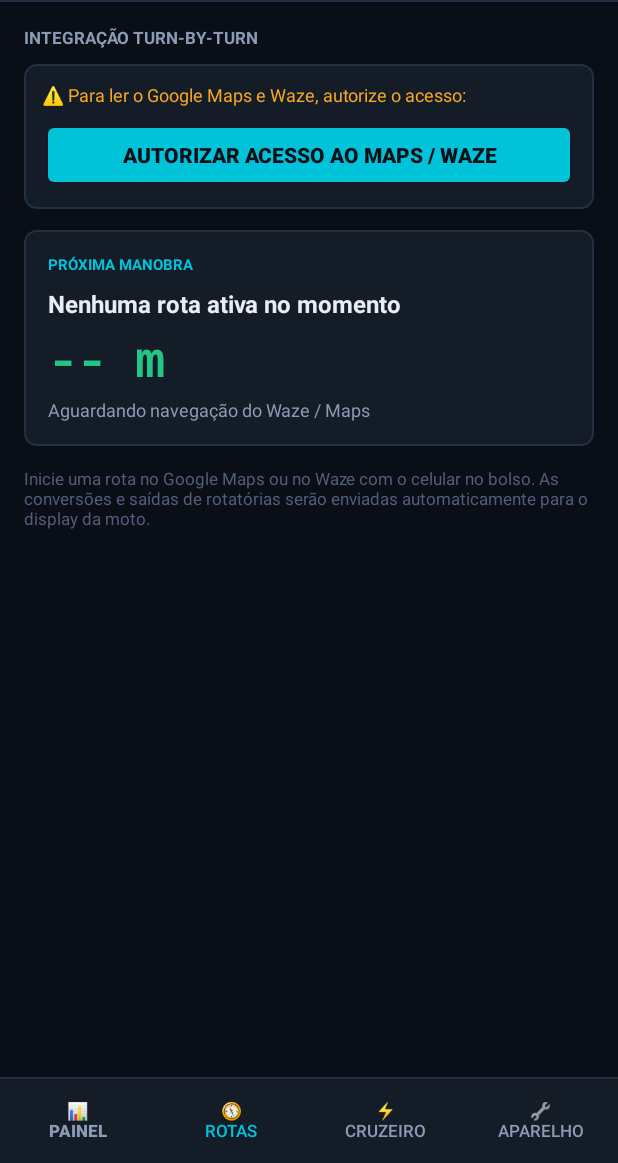
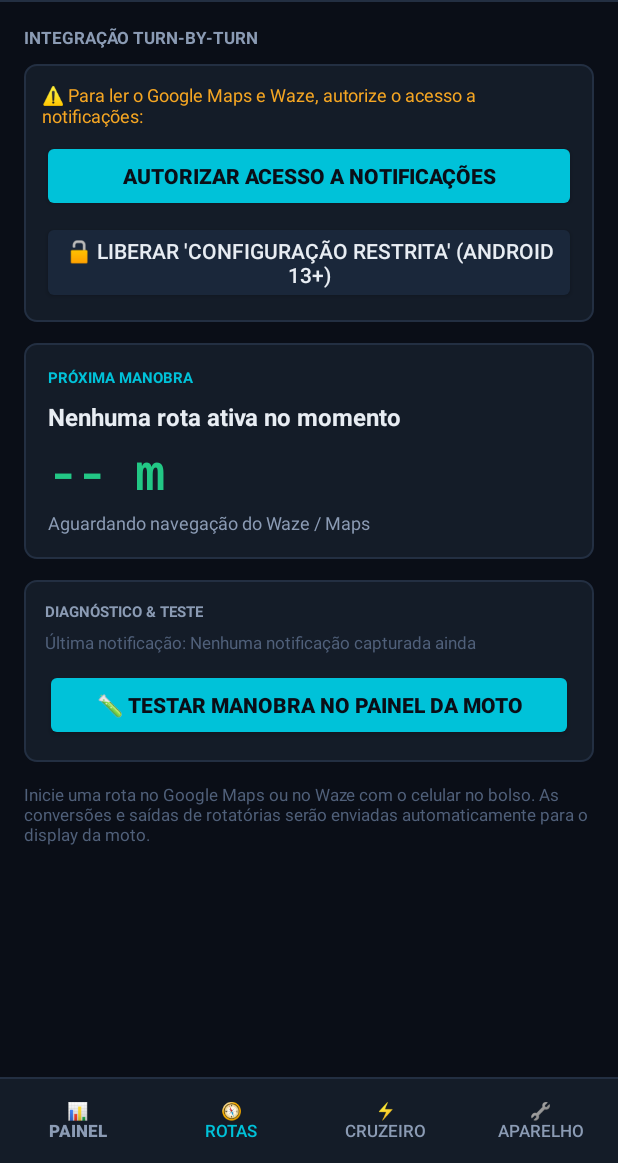
Before and after one commit to OSolerHugo/opentripper, an Android app: the screen it shows after launch (MainActivity), after a tap on an icon or button, on a phone screen of 412 x 824 dp, the part 73-1236 px from its top. Run offline under Robolectric (Android 15) with nearby library versions, the phone set to English and light mode, and no system bars; 1 statement that could not run was skipped.

Commit message:
fix(nav): fix maps/waze notification parser, listener rebind and add simulation test (v0.5.3)

```diff
--- a/app/build.gradle
+++ b/app/build.gradle
@@ -10,8 +10,8 @@ android {
         applicationId "com.opentripper"
         minSdk 26
         targetSdk 34
-        versionCode 6
-        versionName "0.5.2"
+        versionCode 7
+        versionName "0.5.3"
     }
 
     signingConfigs {
--- a/app/src/main/java/com/opentripper/DisplayCoordinator.java
+++ b/app/src/main/java/com/opentripper/DisplayCoordinator.java
@@ -113,9 +113,10 @@ public class DisplayCoordinator implements TurnByTurnService.NavListener, Batter
         this.currentBearing = bearing;
         this.tripDistanceKm = tripDistanceKm;
 
-        boolean isNavigating = (currentNavStep != null && (System.currentTimeMillis() - currentNavStep.timestamp < 15000));
+        // Mantém a instrução de rota válida por até 2 minutos caso o piloto esteja num sinal vermelho ou trecho reto
+        boolean isNavigating = (currentNavStep != null && (System.currentTimeMillis() - currentNavStep.timestamp < 120000));
 
-        // Se a instrução expirou (> 15s sem novas notificações do Waze/Maps), limpa
+        // Se a instrução expirou (> 2 minutos sem novas notificações do Waze/Maps), limpa
         if (!isNavigating && currentNavStep != null) {
             currentNavStep = null;
         }
@@ -133,7 +134,7 @@ public class DisplayCoordinator implements TurnByTurnService.NavListener, Batter
      * Constrói o pacote atual e atualiza tanto o hardware do Tripper quanto o espelho do celular.
      */
     public synchronized void updateScreenAndMirror() {
-        boolean isNavigating = (currentNavStep != null && (System.currentTimeMillis() - currentNavStep.timestamp < 15000));
+        boolean isNavigating = (currentNavStep != null && (System.currentTimeMillis() - currentNavStep.timestamp < 120000));
 
         String modeName;
         int iconCode;
--- a/app/src/main/java/com/opentripper/MainActivity.java
+++ b/app/src/main/java/com/opentripper/MainActivity.java
@@ -12,6 +12,7 @@ import android.content.ServiceConnection;
 import android.content.SharedPreferences;
 import android.content.pm.PackageManager;
 import android.graphics.Color;
+import android.net.Uri;
 import android.os.Build;
 import android.os.Bundle;
 import android.os.IBinder;
@@ -81,9 +82,13 @@ public class MainActivity extends Activity implements TripperBridge.Listener, Di
     private LinearLayout llNotificationWarning;
     private TextView tvNotificationStatus;
     private Button btnEnableNotifications;
+    private Button btnAppDetailsSettings;
+    private Button btnReconnectListener;
     private TextView tvNavManeuverTitle;
     private TextView tvNavDistance;
     private TextView tvNavEta;
+    private TextView tvLastNotificationIntercepted;
+    private Button btnSimulateManeuver;
 
     // Componentes - Tab 3: Cruzeiro
     private TextView tvCruiseSpeedLarge;
@@ -157,12 +162,33 @@ public class MainActivity extends Activity implements TripperBridge.Listener, Di
         llNotificationWarning = findViewById(R.id.llNotificationWarning);
         tvNotificationStatus = findViewById(R.id.tvNotificationStatus);
         btnEnableNotifications = findViewById(R.id.btnEnableNotifications);
+        btnAppDetailsSettings = findViewById(R.id.btnAppDetailsSettings);
+        btnReconnectListener = findViewById(R.id.btnReconnectListener);
         tvNavManeuverTitle = findViewById(R.id.tvNavManeuverTitle);
         tvNavDistance = findViewById(R.id.tvNavDistance);
         tvNavEta = findViewById(R.id.tvNavEta);
+        tvLastNotificationIntercepted = findViewById(R.id.tvLastNotificationIntercepted);
+        btnSimulateManeuver = findViewById(R.id.btnSimulateManeuver);
 
         btnEnableNotifications.setOnClickListener(v -> {
             startActivity(new Intent(Settings.ACTION_NOTIFICATION_LISTENER_SETTINGS));
+        });
+
+        btnAppDetailsSettings.setOnClickListener(v -> {
+            Intent intent = new Intent(Settings.ACTION_APPLICATION_DETAILS_SETTINGS);
+            intent.setData(Uri.parse("package:" + getPackageName()));
+            startActivity(intent);
+        });
+
+        btnReconnectListener.setOnClickListener(v -> {
+            TurnByTurnService.ensureServiceBound(this);
+            Toast.makeText(this, "🔄 Solicitando reconexão do leitor de notificações...", Toast.LENGTH_SHORT).show();
+            checkNotificationPermissionStatus();
+        });
+
+        btnSimulateManeuver.setOnClickListener(v -> {
+            TurnByTurnService.simulateNextStep();
+            Toast.makeText(this, "🧪 Teste de manobra enviado para o painel!", Toast.LENGTH_SHORT).show();
         });
 
         // 5. Inicializa Tab 3 (Cruzeiro)
@@ -301,18 +327,36 @@ public class MainActivity extends Activity implements TripperBridge.Listener, Di
     @Override
     protected void onResume() {
         super.onResume();
+        TurnByTurnService.ensureServiceBound(this);
         checkNotificationPermissionStatus();
     }
 
     private void checkNotificationPermissionStatus() {
         boolean granted = TurnByTurnService.isNotificationAccessGranted(this);
+        llNotificationWarning.setVisibility(View.VISIBLE);
+
         if (granted) {
-            llNotificationWarning.setVisibility(View.GONE);
+            btnEnableNotifications.setVisibility(View.GONE);
+            btnAppDetailsSettings.setVisibility(View.GONE);
+            btnReconnectListener.setVisibility(View.VISIBLE);
+
+            if (TurnByTurnService.isServiceConnected) {
+                tvNotificationStatus.setText("🟢 Leitor Ativo: Conectado e escutando o Android");
+                tvNotificationStatus.setTextColor(COLOR_GREEN);
+            } else {
+                tvNotificationStatus.setText("🟡 Leitor Autorizado: Aguardando vínculo do Android (toque em Reconectar)");
+                tvNotificationStatus.setTextColor(COLOR_AMBER);
+            }
         } else {
-            llNotificationWarning.setVisibility(View.VISIBLE);
-            tvNotificationStatus.setText("⚠️ Para ler o Google Maps e Waze, autorize o acesso:");
+            btnEnableNotifications.setVisibility(View.VISIBLE);
+            btnAppDetailsSettings.setVisibility(View.VISIBLE);
+            btnReconnectListener.setVisibility(View.GONE);
+            tvNotificationStatus.setText("⚠️ Para ler o Google Maps e Waze, autorize o acesso a notificações:");
             tvNotificationStatus.setTextColor(COLOR_AMBER);
-            btnEnableNotifications.setVisibility(View.VISIBLE);
+        }
+
+        if (tvLastNotificationIntercepted != null) {
+            tvLastNotificationIntercepted.setText("Última notificação: " + TurnByTurnService.lastNotificationSummary);
         }
     }
 
@@ -347,6 +391,10 @@ public class MainActivity extends Activity implements TripperBridge.Listener, Di
             tvNavManeuverTitle.setText("Nenhuma rota ativa no momento");
             tvNavDistance.setText("-- m");
             tvNavEta.setText("Aguardando navegação do Waze / Maps");
+        }
+
+        if (tvLastNotificationIntercepted != null) {
+            tvLastNotificationIntercepted.setText("Última notificação: " + TurnByTurnService.lastNotificationSummary);
         }
 
         // Atualiza Tab 3 (Cruzeiro)
--- a/app/src/main/java/com/opentripper/TripperService.java
+++ b/app/src/main/java/com/opentripper/TripperService.java
@@ -50,6 +50,7 @@ public class TripperService extends Service implements TripperBridge.Listener {
         bridge = new TripperBridge(this, this);
         displayCoordinator = new DisplayCoordinator(this, bridge);
 
+        TurnByTurnService.ensureServiceBound(this);
         createNotificationChannel();
     }
 
--- a/app/src/main/res/layout/activity_main.xml
+++ b/app/src/main/res/layout/activity_main.xml
@@ -299,7 +299,7 @@
                     android:textSize="11sp"
                     android:textStyle="bold" />
 
-                <!-- Banner de Permissão -->
+                <!-- Banner de Permissão e Status do Leitor -->
                 <LinearLayout
                     android:id="@+id/llNotificationWarning"
                     android:layout_width="match_parent"
@@ -324,9 +324,30 @@
                         android:layout_height="wrap_content"
                         android:layout_marginTop="8dp"
                         android:backgroundTint="#00C2D9"
-                        android:text="Autorizar Acesso ao Maps / Waze"
+                        android:text="Autorizar Acesso a Notificações"
                         android:textColor="#0A0E17"
                         android:textStyle="bold" />
+
+                    <Button
+                        android:id="@+id/btnAppDetailsSettings"
+                        style="?android:attr/buttonStyleSmall"
+                        android:layout_width="match_parent"
+                        android:layout_height="wrap_content"
+                        android:layout_marginTop="6dp"
+                        android:backgroundTint="#1A273A"
+                        android:text="🔓 Liberar 'Configuração Restrita' (Android 13+)"
+                        android:textColor="#E8EDF3"
+                        android:visibility="gone" />
+
+                    <Button
+                        android:id="@+id/btnReconnectListener"
+                        style="?android:attr/buttonStyleSmall"
+                        android:layout_width="match_parent"
+                        android:layout_height="wrap_content"
+                        android:layout_marginTop="6dp"
+                        android:backgroundTint="#162232"
+                        android:text="🔄 Reconectar Leitor de Notificações"
+                        android:textColor="#8B9BB4" />
                 </LinearLayout>
 
                 <!-- Card de Instrução Ativa -->
@@ -375,6 +396,44 @@
                         android:text="Chegada estimada: --:--"
                         android:textColor="#8B9BB4"
                         android:textSize="12sp" />
+                </LinearLayout>
+
+                <!-- Card de Diagnóstico e Teste -->
+                <LinearLayout
+                    android:layout_width="match_parent"
+                    android:layout_height="wrap_content"
+                    android:layout_marginTop="14dp"
+                    android:background="@drawable/bg_card"
+                    android:padding="14dp"
+                    android:orientation="vertical">
+
+                    <TextView
+                        android:layout_width="wrap_content"
+                        android:layout_height="wrap_content"
+                        android:text="DIAGNÓSTICO &amp; TESTE"
+                        android:textColor="#8B9BB4"
+                        android:textSize="10sp"
+                        android:textStyle="bold" />
+
+                    <TextView
+                        android:id="@+id/tvLastNotificationIntercepted"
+                        android:layout_width="match_parent"
+                        android:layout_height="wrap_content"
+                        android:layout_marginTop="6dp"
+                        android:text="Última notificação: Nenhuma capturada ainda"
+                        android:textColor="#50607A"
+                        android:textSize="11sp" />
+
+                    <Button
+                        android:id="@+id/btnSimulateManeuver"
+                        style="?android:attr/buttonStyleSmall"
+                        android:layout_width="match_parent"
+                        android:layout_height="wrap_content"
+                        android:layout_marginTop="10dp"
+                        android:backgroundTint="#00C2D9"
+                        android:text="🧪 Testar Manobra no Painel da Moto"
+                        android:textColor="#0A0E17"
+                        android:textStyle="bold" />
                 </LinearLayout>
 
                 <TextView
```
Also changed, not shown: app/src/main/java/com/opentripper/TripperBridge.java (+15 -0 lines), app/src/main/java/com/opentripper/TurnByTurnService.java (+156 -31 lines), 1 other file.
